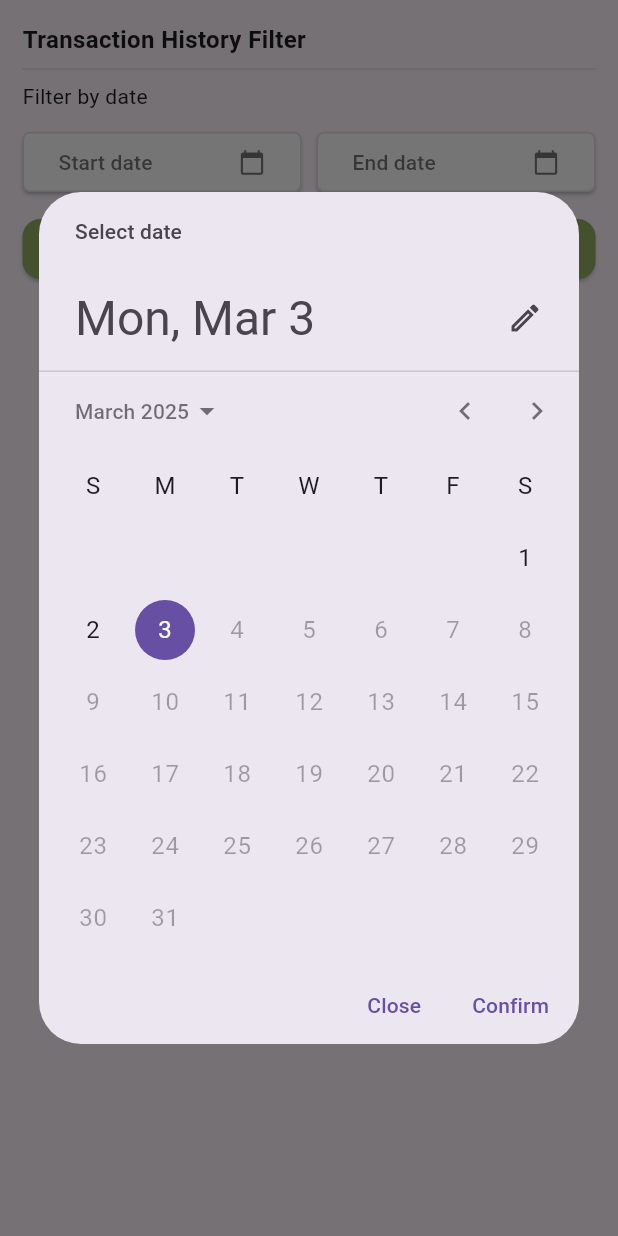
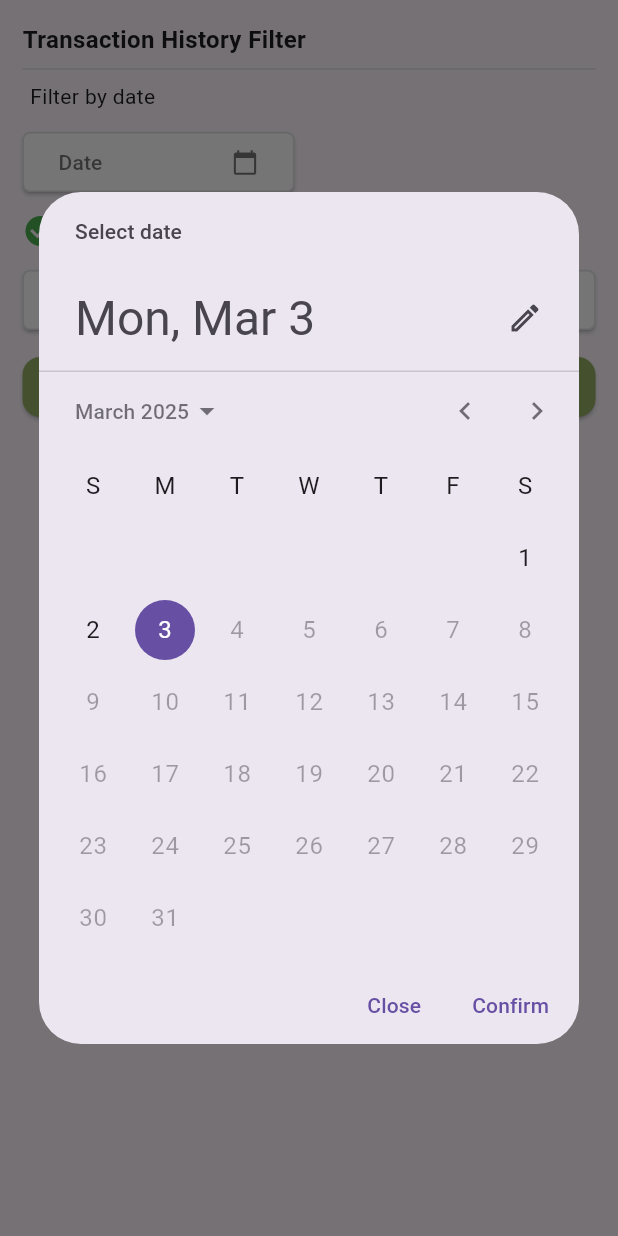
Before and after one commit to wicaksonotia/flutter-stmj-himalaya, a Flutter app: the FilterReport widget shown alone on an empty page, opened directly, after a tap on "Start date", on a phone screen of 412 x 824 dp. Run offline on Flutter 3.47's test engine with Material 3 defaults, Android fonts, the phone set to English and light mode, and no system bars; our stand-ins replace animate_do, badges, dio, flutter_slidable, gap, get and 2 more; missing offline and left inert: flutter_esc_pos_utils, print_bluetooth_thermal; accounts and stored records are empty; network calls fail.

Commit message:
add single date filter in report

```diff
--- a/lib/controllers/transaction_controller.dart
+++ b/lib/controllers/transaction_controller.dart
@@ -1,5 +1,3 @@
-import 'dart:typed_data';
-
 import 'package:stmjhimalaya/commons/currency.dart';
 import 'package:stmjhimalaya/models/cart_model.dart';
 import 'package:stmjhimalaya/models/transaction_detail_model.dart';
@@ -18,13 +16,15 @@ class TransactionController extends GetxController {
   List<CartModel> cartList = <CartModel>[].obs;
   var isLoading = true.obs;
   var isLoadingDetail = true.obs;
-  var expandedIndex = (-1).obs;
   var transactionDetailItems = <TransactionDetailModel>[].obs;
   var total = 0.obs;
+  var singleDate = DateTime.now().obs;
   var startDate = DateTime.now().obs;
   var endDate = DateTime.now().obs;
+  var textSingleDate = ''.obs;
   var textStartDate = ''.obs;
   var textEndDate = ''.obs;
+  var checkSingleDate = true.obs;
 
   @override
   void onInit() {
@@ -36,7 +36,11 @@ class TransactionController extends GetxController {
     try {
       isLoading(true);
       var result = await RemoteDataSource.getTransactions(
-          startDate.value, endDate.value);
+        startDate.value,
+        endDate.value,
+        singleDate.value,
+        checkSingleDate.value,
+      );
       if (result != null) {
         transactionItems.assignAll(result);
         total.value = transactionItems
@@ -162,33 +166,46 @@ class TransactionController extends GetxController {
     return false;
   }
 
-  chooseDate(startorend) async {
+  chooseDate(singleOrstartOrend) async {
+    var initialDate = DateTime.now();
+    if (singleOrstartOrend == 'single') {
+      initialDate = singleDate.value;
+    } else if (singleOrstartOrend == 'start') {
+      initialDate = startDate.value;
+    } else {
+      initialDate = endDate.value;
+    }
     DateTime? pickedDate = await showDatePicker(
       context: Get.context!,
-        initialDate: startorend == 'start' ? startDate.value : endDate.value,
+      initialDate: initialDate,
       firstDate: DateTime(DateTime.now().year - 1),
       lastDate: DateTime(DateTime.now().year + 1),
-        //initialEntryMode: DatePickerEntryMode.input,
-        // initialDatePickerMode: DatePickerMode.year,
-        // helpText: 'Pilih Tanggal Uji',
       cancelText: 'Close',
       confirmText: 'Confirm',
       errorFormatText: 'Enter valid date',
       errorInvalidText: 'Enter valid date range',
-        // fieldLabelText: 'Pilih Tanggal Uji',
       fieldHintText: 'Month/Date/Year',
-        selectableDayPredicate: disableDate);
-    if (startorend == 'start') {
-      if (pickedDate != null && pickedDate != startDate.value) {
+      selectableDayPredicate: disableDate,
+    );
+    if (pickedDate != null) {
+      if (singleOrstartOrend == 'single') {
+        if (pickedDate != singleDate.value) {
+          singleDate.value = pickedDate;
+          textSingleDate.value =
+              DateFormat('dd MMMM yyyy').format(singleDate.value);
+        }
+      } else if (singleOrstartOrend == 'start') {
+        if (pickedDate != startDate.value) {
           startDate.value = pickedDate;
           textStartDate.value =
               DateFormat('dd MMMM yyyy').format(startDate.value);
         }
       } else {
-      if (pickedDate != null && pickedDate != endDate.value) {
+        if (pickedDate != endDate.value) {
           endDate.value = pickedDate;
           textEndDate.value = DateFormat('dd MMMM yyyy').format(endDate.value);
         }
       }
     }
   }
+}
--- a/lib/networks/api_request.dart
+++ b/lib/networks/api_request.dart
@@ -57,13 +57,13 @@ class RemoteDataSource {
   }
 
   // GET TRANSACTION
-  static Future<List<TransactionModel>?> getTransactions(
-      DateTime startdate, DateTime enddate) async {
+  static Future<List<TransactionModel>?> getTransactions(DateTime startdate,
+      DateTime enddate, DateTime singledate, bool checksingledate) async {
     try {
       var url =
           ApiEndPoints.baseUrl + ApiEndPoints.authEndpoints.getTransactions;
-      final response =
-          await Dio().get('$url?startdate=$startdate&enddate=$enddate');
+      final response = await Dio().get(
+          '$url?startdate=$startdate&enddate=$enddate&singledate=$singledate&checksingledate=$checksingledate');
       if (response.statusCode == 200) {
         List<dynamic> jsonData = response.data;
         // print(jsonData);
--- a/lib/pages/report/filter.dart
+++ b/lib/pages/report/filter.dart
@@ -20,7 +20,7 @@ class _FilterReportState extends State<FilterReport> {
   Widget build(BuildContext context) {
     return DraggableScrollableSheet(
       expand: false,
-      initialChildSize: .25,
+      initialChildSize: .36,
       maxChildSize: .5,
       minChildSize: .2,
       builder: (context, scrollController) {
@@ -40,11 +40,74 @@ class _FilterReportState extends State<FilterReport> {
               Divider(
                 color: Colors.grey.shade300,
               ),
-              const Text(
-                'Filter by date',
-                style: TextStyle(
-                  fontSize: MySizes.fontSizeMd,
+              Row(
+                children: [
+                  Obx(() => _transactionController.checkSingleDate.value
+                      ? const Icon(
+                          Icons.check_circle,
+                          color: Colors.green,
+                        )
+                      : const SizedBox.shrink()),
+                  const Gap(5),
+                  const Text(
+                    'Filter by date',
+                    style: TextStyle(
+                      fontSize: MySizes.fontSizeMd,
+                    ),
+                  ),
+                ],
+              ),
+              const Gap(10),
+              SizedBox(
+                width: MediaQuery.of(context).size.width * .44,
+                child: ElevatedButton(
+                  style: ElevatedButton.styleFrom(
+                    backgroundColor: Colors.white,
+                    side: BorderSide(color: Colors.grey.shade300),
+                    shape: RoundedRectangleBorder(
+                      borderRadius: BorderRadius.circular(5),
+                    ),
+                  ),
+                  onPressed: () {
+                    _transactionController.checkSingleDate.value = true;
+                    _transactionController.textStartDate.value = '';
+                    _transactionController.textEndDate.value = '';
+                    _transactionController.chooseDate('single');
+                  },
+                  child: Row(
+                    mainAxisAlignment: MainAxisAlignment.spaceBetween,
+                    children: [
+                      Obx(() => Text(
+                            _transactionController.textSingleDate.isNotEmpty
+                                ? _transactionController.textSingleDate.value
+                                : 'Date',
+                            style: const TextStyle(
+                              fontSize: MySizes.fontSizeMd,
+                              color: Colors.black54,
+                            ),
+                          )),
+                      const Icon(Icons.calendar_today, color: Colors.black54),
+                    ],
+                  ),
                 ),
+              ),
+              const Gap(10),
+              Row(
+                children: [
+                  Obx(() => !_transactionController.checkSingleDate.value
+                      ? const Icon(
+                          Icons.check_circle,
+                          color: Colors.green,
+                        )
+                      : const SizedBox.shrink()),
+                  const Gap(5),
+                  const Text(
+                    'Filter by Range Date',
+                    style: TextStyle(
+                      fontSize: MySizes.fontSizeMd,
+                    ),
+                  ),
+                ],
               ),
               const Gap(10),
               Row(
@@ -61,6 +124,8 @@ class _FilterReportState extends State<FilterReport> {
                           ),
                         ),
                         onPressed: () {
+                          _transactionController.checkSingleDate.value = false;
+                          _transactionController.textSingleDate.value = '';
                           _transactionController.chooseDate('start');
                         },
                         child: Row(
@@ -96,6 +161,8 @@ class _FilterReportState extends State<FilterReport> {
                           ),
                         ),
                         onPressed: () {
+                          _transactionController.checkSingleDate.value = false;
+                          _transactionController.textSingleDate.value = '';
                           _transactionController.chooseDate('end');
                         },
                         child: Row(
@@ -110,7 +177,8 @@ class _FilterReportState extends State<FilterReport> {
                                     color: Colors.black54,
                                   ),
                                 )),
-                            Icon(Icons.calendar_today, color: Colors.black54),
+                            const Icon(Icons.calendar_today,
+                                color: Colors.black54),
                           ],
                         ),
                       ),
@@ -125,7 +193,7 @@ class _FilterReportState extends State<FilterReport> {
                   style: ElevatedButton.styleFrom(
                     backgroundColor: MyColors.green,
                     shape: RoundedRectangleBorder(
-                      borderRadius: new BorderRadius.circular(12),
+                      borderRadius: BorderRadius.circular(12),
                     ),
                   ),
                   onPressed: () {
```
Lines whose indentation alone changed are shown as unchanged.
